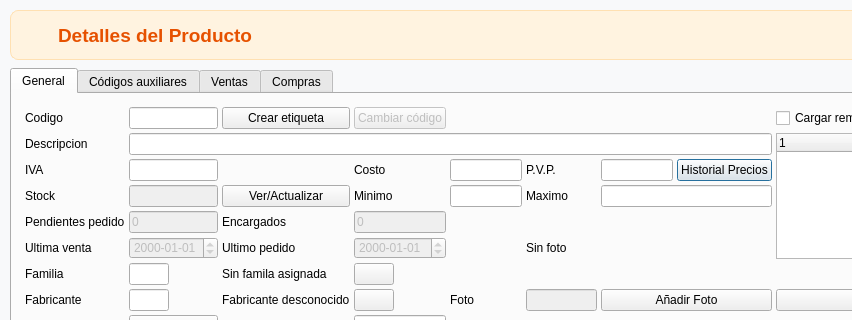
Qt form articulos.ui (Ladis72/tienda) before a commit; both pictures show x 0 to 852 and y 0 to 320 of the 1209 by 629 pixel window.
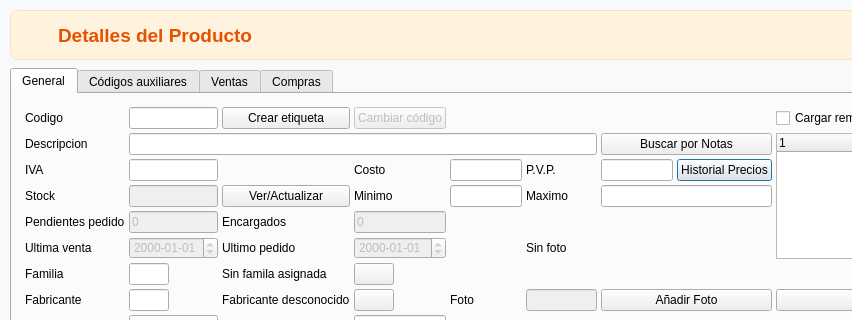
The same form after that commit. Icons and pictures are not drawn.

```diff
--- a/articulos.ui
+++ b/articulos.ui
@@ -487,9 +487,22 @@
             </property>
            </widget>
           </item>
-          <item row="1" column="1" colspan="6">
+          <item row="1" column="1" colspan="5">
            <widget class="QLineEdit" name="lineEditDesc"/>
           </item>
+          <item row="1" column="6">
+           <widget class="QPushButton" name="pushButtonBuscarNotas">
+            <property name="text">
+             <string>Buscar por Notas</string>
+            </property>
+            <property name="toolTip">
+             <string>Búsqueda inteligente multitérmino en las notas y detalles del artículo</string>
+            </property>
+            <property name="autoDefault">
+             <bool>false</bool>
+            </property>
+           </widget>
+          </item>
           <item row="7" column="6">
            <widget class="QPushButton" name="pushButtonPonerFoto">
             <property name="text">
```
